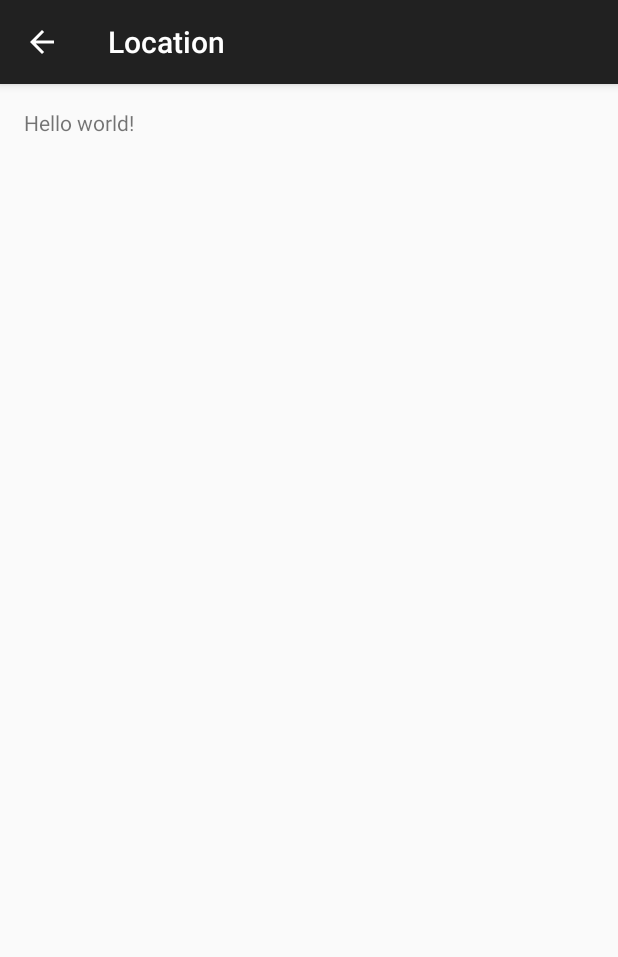
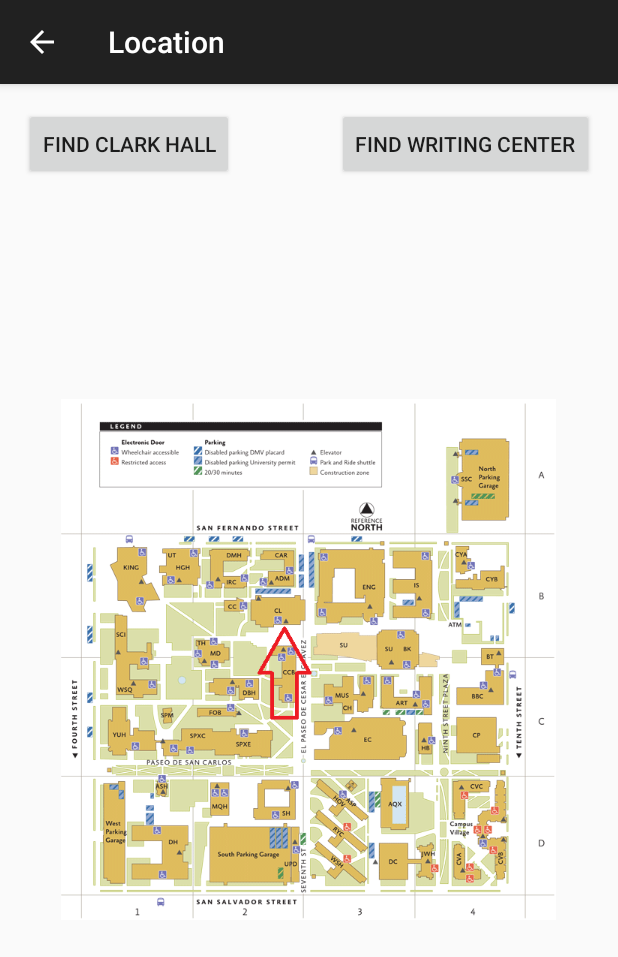
Before and after one commit to Xterminatorz/WritingCenterApp, an Android app: the LocationActivity screen opened directly, with no data from a screen before it, on a phone screen of 412 x 824 dp. Shown: the top 957 px of the screen. Run offline under Robolectric (Android 15) with nearby library versions, the phone set to English and light mode, and no system bars.

Commit message:
finished implementation of location page

```diff
--- a/app/src/main/java/edu/sjsu/writingcenter/LocationActivity.java
+++ b/app/src/main/java/edu/sjsu/writingcenter/LocationActivity.java
@@ -3,11 +3,17 @@ package edu.sjsu.writingcenter;
 import android.graphics.Typeface;
 import android.support.v7.app.ActionBarActivity;
 import android.os.Bundle;
+import android.util.Log;
 import android.view.Menu;
 import android.view.MenuItem;
+import android.view.View;
+import android.widget.Button;
+import android.widget.CompoundButton;
+import android.widget.ImageView;
+import android.widget.ToggleButton;
 
 
-public class LocationActivity extends ActionBarActivity {
+public class LocationActivity extends ActionBarActivity implements View.OnClickListener{
     public static Typeface Font;
 
     @Override
@@ -16,7 +22,6 @@ public class LocationActivity extends ActionBarActivity {
         setContentView(R.layout.activity_location);
 
     }
-
 
     @Override
     public boolean onCreateOptionsMenu(Menu menu) {
@@ -40,4 +45,22 @@ public class LocationActivity extends ActionBarActivity {
 
         return super.onOptionsItemSelected(item);
     }
+
+    @Override
+    public void onClick(View v) {
+        Log.d("onclk", "Button was clicked");
+        ImageView imView1 = (ImageView) findViewById(R.id.imageView1);
+        ImageView imView2 = (ImageView) findViewById(R.id.imageView2);
+        switch(v.getId())
+        {
+            case R.id.button1:
+                imView1.setVisibility(View.VISIBLE);
+                imView2.setVisibility(View.INVISIBLE);
+                break;
+            case R.id.button2:
+                imView1.setVisibility(View.INVISIBLE);
+                imView2.setVisibility(View.VISIBLE);
+                break;
+        }
+    }
 }
--- a/app/src/main/res/layout/activity_location.xml
+++ b/app/src/main/res/layout/activity_location.xml
@@ -4,9 +4,46 @@
     android:paddingRight="@dimen/activity_horizontal_margin"
     android:paddingTop="@dimen/activity_vertical_margin"
     android:paddingBottom="@dimen/activity_vertical_margin"
-    tools:context="edu.sjsu.writingcenter.LocationActivity">
+    tools:context="edu.sjsu.writingcenter.LocationActivity"
+    android:baselineAligned="false">
 
-    <TextView android:text="@string/hello_world" android:layout_width="wrap_content"
-        android:layout_height="wrap_content" />
+    <Button
+        android:layout_width="wrap_content"
+        android:layout_height="wrap_content"
+        android:text="Find Clark Hall"
+        android:id="@+id/button1"
+        android:checked="false"
+        android:onClick="onClick"
+        android:layout_alignParentTop="true"
+        android:layout_alignParentLeft="true"
+        android:layout_alignParentStart="true" />
+
+    <Button
+        android:layout_width="wrap_content"
+        android:layout_height="wrap_content"
+        android:text="Find Writing Center"
+        android:id="@+id/button2"
+        android:layout_alignParentTop="true"
+        android:layout_alignParentRight="true"
+        android:layout_alignParentEnd="true"
+        android:onClick="onClick" />
+
+    <ImageView
+        android:layout_width="wrap_content"
+        android:layout_height="wrap_content"
+        android:id="@+id/imageView1"
+        android:src="@drawable/campusmap"
+        android:layout_centerVertical="true"
+        android:layout_centerHorizontal="true" />
+
+    <ImageView
+        android:layout_width="wrap_content"
+        android:layout_height="wrap_content"
+        android:id="@+id/imageView2"
+        android:layout_centerVertical="true"
+        android:layout_centerHorizontal="true"
+        android:src="@drawable/clarkfloorplan"
+        android:layout_alignParentEnd="false"
+        android:visibility="invisible" />
 
 </RelativeLayout>
--- a/app/src/main/res/layout/list_item.xml
+++ b/app/src/main/res/layout/list_item.xml
@@ -1,6 +1,7 @@
 <?xml version="1.0" encoding="utf-8"?>
 <LinearLayout xmlns:android="http://schemas.android.com/apk/res/android"
     android:layout_width="match_parent" android:layout_height="match_parent">
+
     <TextView
         android:id="@+id/expandedListItem"
         android:layout_width="fill_parent"
@@ -8,4 +9,5 @@
         android:paddingLeft="?android:attr/expandableListPreferredChildPaddingLeft"
         android:paddingTop="10dp"
         android:paddingBottom="10dp" />
+
 </LinearLayout>
```
Also changed, not shown: app/src/main/res/drawable-xhdpi/campusmap.png (added), app/src/main/res/drawable-xhdpi/clarkfloorplan.jpg (added).
